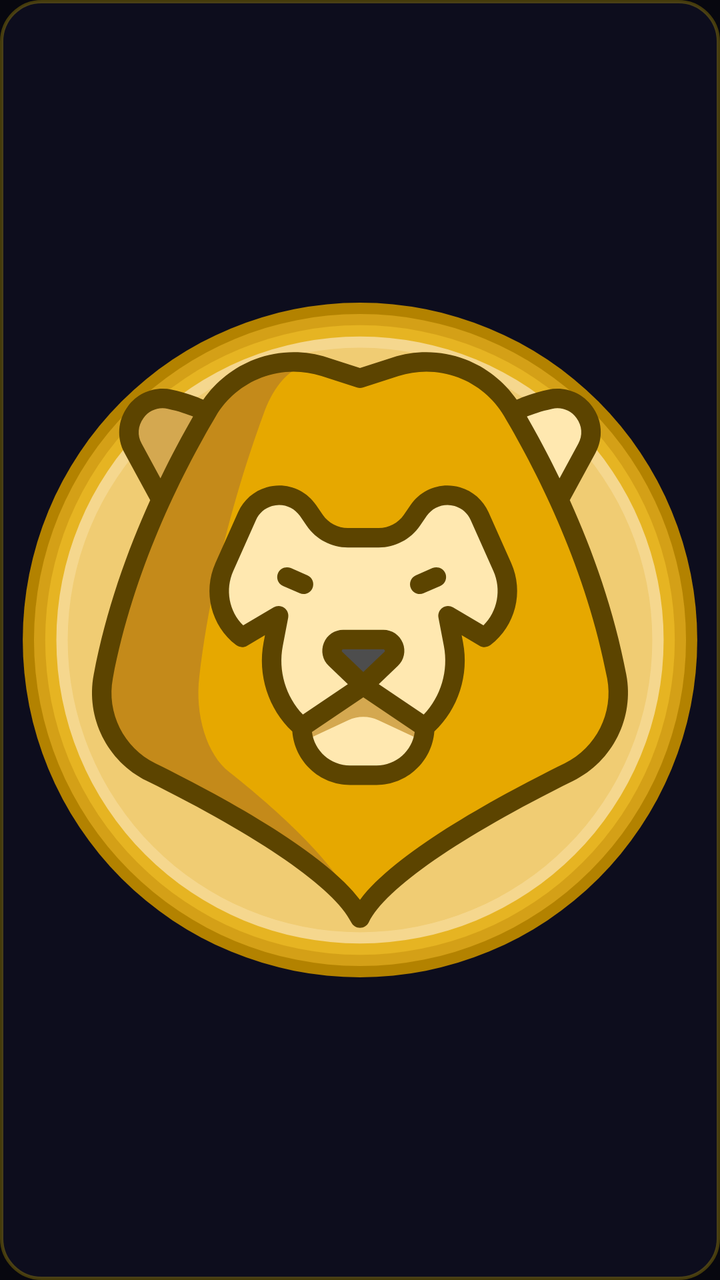
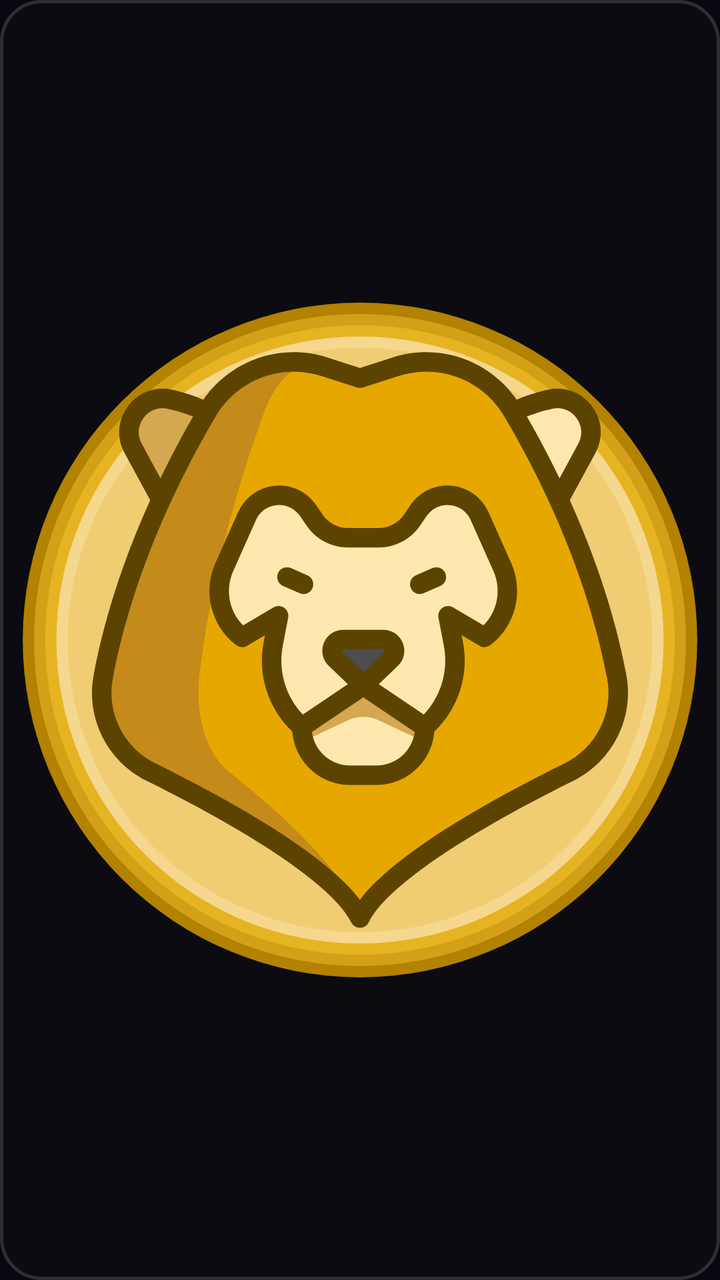

Screens rendered from an Android XML layout before and after an edit, with the pre-edit source and the edit as a unified diff.
<!-- AndroidManifest.xml: application theme Theme.CoinFlip -->
<!-- res/layout/widget_coin_flip.xml -->
<?xml version="1.0" encoding="utf-8"?>
<FrameLayout xmlns:android="http://schemas.android.com/apk/res/android"
    android:id="@+id/widgetRoot"
    android:layout_width="match_parent"
    android:layout_height="match_parent"
    android:gravity="center"
    android:padding="8dp"
    android:background="@drawable/widget_background">

    
    <ImageView
        android:id="@+id/coinImage"
        android:layout_width="match_parent"
        android:layout_height="match_parent"
        android:layout_gravity="center"
        android:src="@drawable/coin_heads"
        android:scaleType="fitCenter"
        android:contentDescription="@string/coin_description" />

</FrameLayout>
<!-- resources referenced by this layout -->
<resources>
  <!-- drawable coin_heads: vector/xml drawable (drawable, 9357 chars, omitted) -->
  <!-- drawable widget_background (drawable) -->
  <?xml version="1.0" encoding="utf-8"?>
  <shape xmlns:android="http://schemas.android.com/apk/res/android"
      android:shape="rectangle">
      <corners android:radius="20dp" />
      <solid android:color="#F00E0E1E" />
      <stroke
          android:width="1.5dp"
          android:color="#40FFD700" />
  </shape>
  <string name="coin_description">Coin</string>
  <style name="Theme.CoinFlip" parent="Theme.MaterialComponents.DayNight.NoActionBar">
          <item name="colorPrimary">@color/gold_500</item>
          <item name="colorPrimaryVariant">@color/gold_700</item>
          <item name="colorOnPrimary">@color/gold_900</item>
          <item name="colorSecondary">@color/blue_glow</item>
          <item name="colorSecondaryVariant">@color/blue_glow</item>
          <item name="colorOnSecondary">@color/text_primary</item>
          <item name="android:colorBackground">@color/bg_primary</item>
          <item name="colorSurface">@color/bg_secondary</item>
          <item name="colorOnSurface">@color/text_primary</item>
          <item name="android:statusBarColor">@color/status_bar</item>
          <item name="android:navigationBarColor">@color/navigation_bar</item>
          <item name="android:windowLightStatusBar">false</item>
      </style>
  <color name="gold_500">#FFFFC400</color>
  <color name="gold_700">#FFB38200</color>
  <color name="gold_900">#FF4D3700</color>
  <color name="blue_glow">#FF3B82F6</color>
  <color name="text_primary">#FFF0EAD6</color>
  <color name="bg_primary">#FF07070F</color>
  <color name="bg_secondary">#FF0E0E1E</color>
  <color name="status_bar">#FF07070F</color>
  <color name="navigation_bar">#FF07070F</color>
</resources>

<!-- the commit's change to res/layout/widget_coin_flip.xml (unified diff, before → after) -->
@@ -3,9 +3,15 @@
     android:id="@+id/widgetRoot"
     android:layout_width="match_parent"
     android:layout_height="match_parent"
-    android:gravity="center"
-    android:padding="8dp"
-    android:background="@drawable/widget_background">
+    android:gravity="center">
+
+    
+    <ImageView
+        android:id="@+id/widgetBackgroundView"
+        android:layout_width="match_parent"
+        android:layout_height="match_parent"
+        android:src="@drawable/widget_background_nothing_lucent"
+        android:scaleType="fitXY" />
 
     
     <ImageView
@@ -13,6 +19,7 @@
         android:layout_width="match_parent"
         android:layout_height="match_parent"
         android:layout_gravity="center"
+        android:padding="8dp"
         android:src="@drawable/coin_heads"
         android:scaleType="fitCenter"
         android:contentDescription="@string/coin_description" />
<!-- resource entries referenced after the edit -->
@@ -1,15 +1,15 @@
 <!-- resources referenced by this layout -->
 <resources>
   <!-- drawable coin_heads: vector/xml drawable (drawable, 9357 chars, omitted) -->
-  <!-- drawable widget_background (drawable) -->
+  <!-- drawable widget_background_nothing_lucent (drawable) -->
   <?xml version="1.0" encoding="utf-8"?>
   <shape xmlns:android="http://schemas.android.com/apk/res/android"
       android:shape="rectangle">
       <corners android:radius="20dp" />
-      <solid android:color="#F00E0E1E" />
+      <solid android:color="@color/nothing_lucent_bg" />
       <stroke
           android:width="1.5dp"
-          android:color="#40FFD700" />
+          android:color="@color/nothing_lucent_stroke" />
   </shape>
   <string name="coin_description">Coin</string>
   <style name="Theme.CoinFlip" parent="Theme.MaterialComponents.DayNight.NoActionBar">
@@ -26,6 +26,8 @@
           <item name="android:navigationBarColor">@color/navigation_bar</item>
           <item name="android:windowLightStatusBar">false</item>
       </style>
+  <color name="nothing_lucent_bg">#331B1B1D</color>
+  <color name="nothing_lucent_stroke">#26FFFFFF</color>
   <color name="gold_500">#FFFFC400</color>
   <color name="gold_700">#FFB38200</color>
   <color name="gold_900">#FF4D3700</color>
